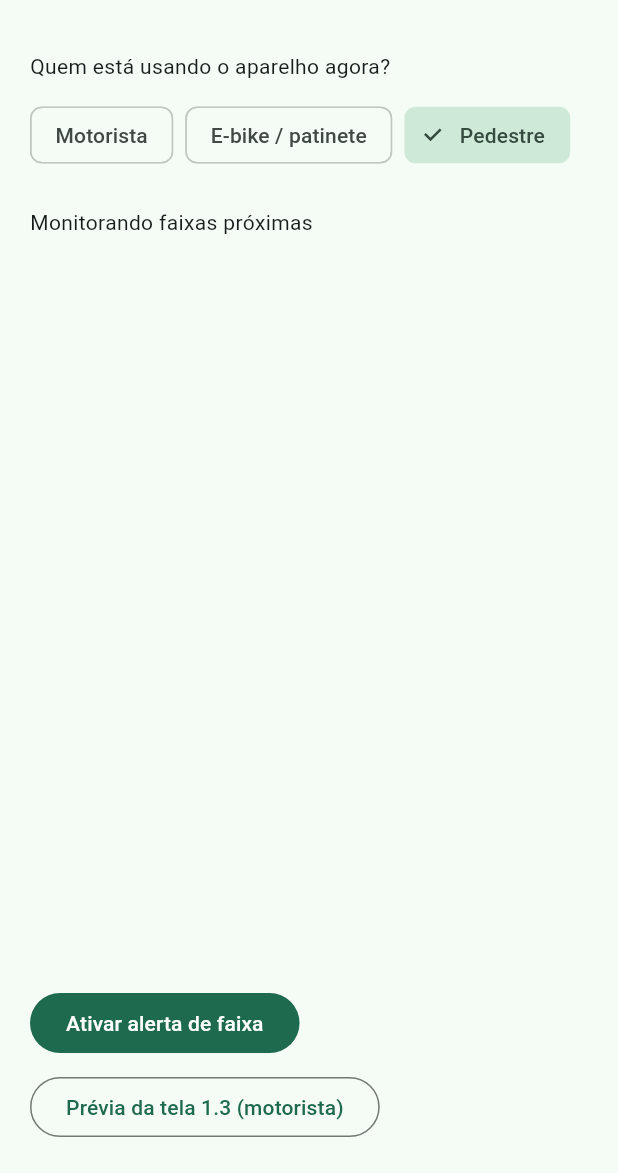
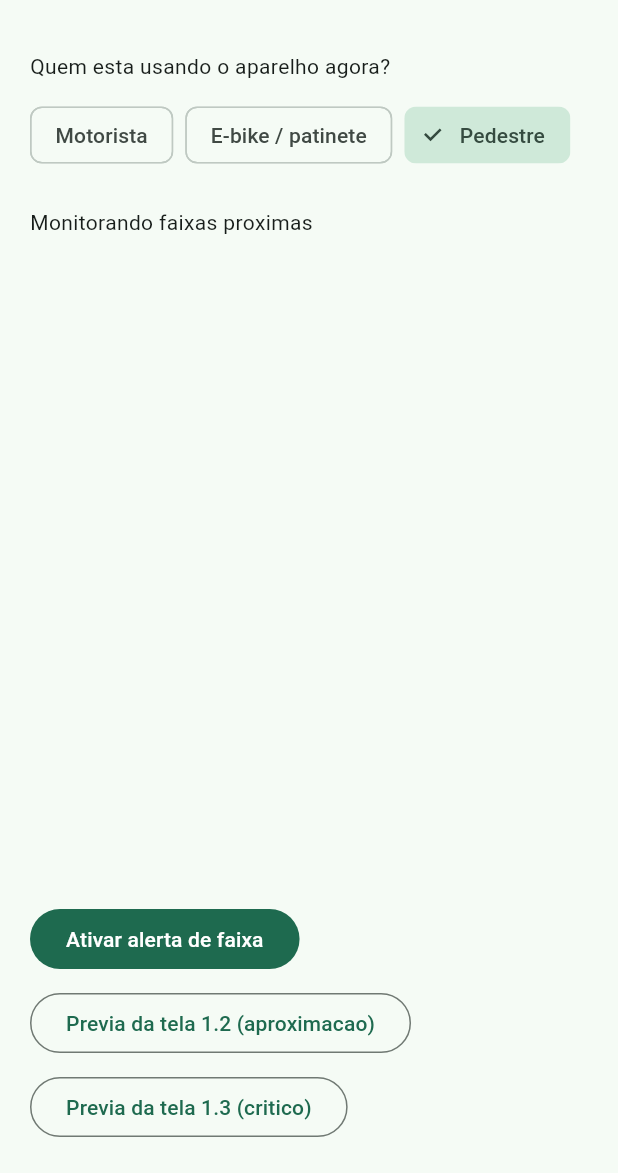
Before and after one commit to assumcaonerd/cross-safe, a Flutter app: the screen it shows after launch, after a tap on "Ativar alerta de faixa", on a phone screen of 412 x 824 dp, the part 63-1236 px from its top. Run offline on Flutter 3.47's test engine with Material 3 defaults, Android fonts, the phone set to English and light mode, and no system bars; our stand-ins replace geolocator, sensors_plus, vibration.

Commit message:
feat(mobile): add Interface 1.2 early awareness screen and flow gate

```diff
--- a/mobile/lib/screens/home_screen.dart
+++ b/mobile/lib/screens/home_screen.dart
@@ -4,6 +4,7 @@ import '../models/role.dart';
 import '../services/geofence_service.dart';
 import '../services/haptic_service.dart';
 import '../services/imu_service.dart';
+import 'driver_awareness_screen.dart';
 import 'driver_interrupt_screen.dart';
 
 class HomeScreen extends StatefulWidget {
@@ -18,15 +19,17 @@ class _HomeScreenState extends State<HomeScreen> {
   final _geo = GeofenceService();
   final _imu = ImuService();
   final _haptic = HapticService();
-  String _status = 'Aguardando permissão de localização';
+  String _status = 'Aguardando permissao de localizacao';
+  bool _awarenessOpen = false;
+  bool _interruptOpen = false;
 
   Future<void> _arm() async {
     final ok = await _geo.ensurePermission();
     if (!ok) {
-      setState(() => _status = 'Localização negada');
+      setState(() => _status = 'Localizacao negada');
       return;
     }
-    setState(() => _status = 'Monitorando faixas próximas');
+    setState(() => _status = 'Monitorando faixas proximas');
     await for (final position in _geo.watch()) {
       if (!mounted) return;
       _imu.lastSpeed = position.speed;
@@ -36,29 +39,55 @@ class _HomeScreenState extends State<HomeScreen> {
         lon: position.longitude,
         speedMps: position.speed,
       );
-      if (hits.isNotEmpty) {
+      if (hits.isEmpty) continue;
+
       final nearest = hits.first;
       final window = _geo.brakingWindow(position.speed);
-        final urgent = nearest.distanceM <= window;
+      final speedKmh = position.speed * 3.6;
+      final urgent = nearest.distanceM <= window || classification.hardBrake;
+      final early = !urgent && nearest.distanceM <= window + 120;
+
       setState(() {
         _status =
             '${_role.label}: ${nearest.name} a ${nearest.distanceM.toStringAsFixed(0)} m';
       });
-        if (urgent || classification.hardBrake) {
+
+      if (_role != UserRole.driver) {
+        if (urgent) {
           await _haptic.alertFor(_role, urgent: true);
-          if (_role == UserRole.driver && mounted) {
+        }
+        continue;
+      }
+
+      if (urgent && !_interruptOpen && mounted) {
+        _interruptOpen = true;
         await Navigator.of(context).push(
           PageRouteBuilder(
             opaque: true,
             pageBuilder: (_, __, ___) => DriverInterruptScreen(
               distanceM: nearest.distanceM,
-                  speedKmh: position.speed * 3.6,
+              speedKmh: speedKmh,
               crosswalkName: nearest.name,
             ),
           ),
         );
+        _interruptOpen = false;
+        continue;
       }
-        }
+
+      if (early && !_awarenessOpen && !_interruptOpen && mounted) {
+        _awarenessOpen = true;
+        await Navigator.of(context).push(
+          PageRouteBuilder(
+            opaque: false,
+            pageBuilder: (_, __, ___) => DriverAwarenessScreen(
+              distanceM: nearest.distanceM,
+              speedKmh: speedKmh,
+              crosswalkName: nearest.name,
+            ),
+          ),
+        );
+        _awarenessOpen = false;
       }
     }
   }
@@ -72,7 +101,7 @@ class _HomeScreenState extends State<HomeScreen> {
         child: Column(
           crossAxisAlignment: CrossAxisAlignment.start,
           children: [
-            const Text('Quem está usando o aparelho agora?'),
+            const Text('Quem esta usando o aparelho agora?'),
             const SizedBox(height: 12),
             Wrap(
               spacing: 8,
@@ -98,11 +127,22 @@ class _HomeScreenState extends State<HomeScreen> {
               onPressed: () {
                 Navigator.of(context).push(
                   MaterialPageRoute(
+                    builder: (_) => const DriverAwarenessScreen(),
+                  ),
+                );
+              },
+              child: const Text('Previa da tela 1.2 (aproximacao)'),
+            ),
+            const SizedBox(height: 8),
+            OutlinedButton(
+              onPressed: () {
+                Navigator.of(context).push(
+                  MaterialPageRoute(
                     builder: (_) => const DriverInterruptScreen(),
                   ),
                 );
               },
-              child: const Text('Prévia da tela 1.3 (motorista)'),
+              child: const Text('Previa da tela 1.3 (critico)'),
             ),
           ],
         ),
```
Also changed, not shown: 1 other file. Lines whose indentation alone changed are shown as unchanged.
